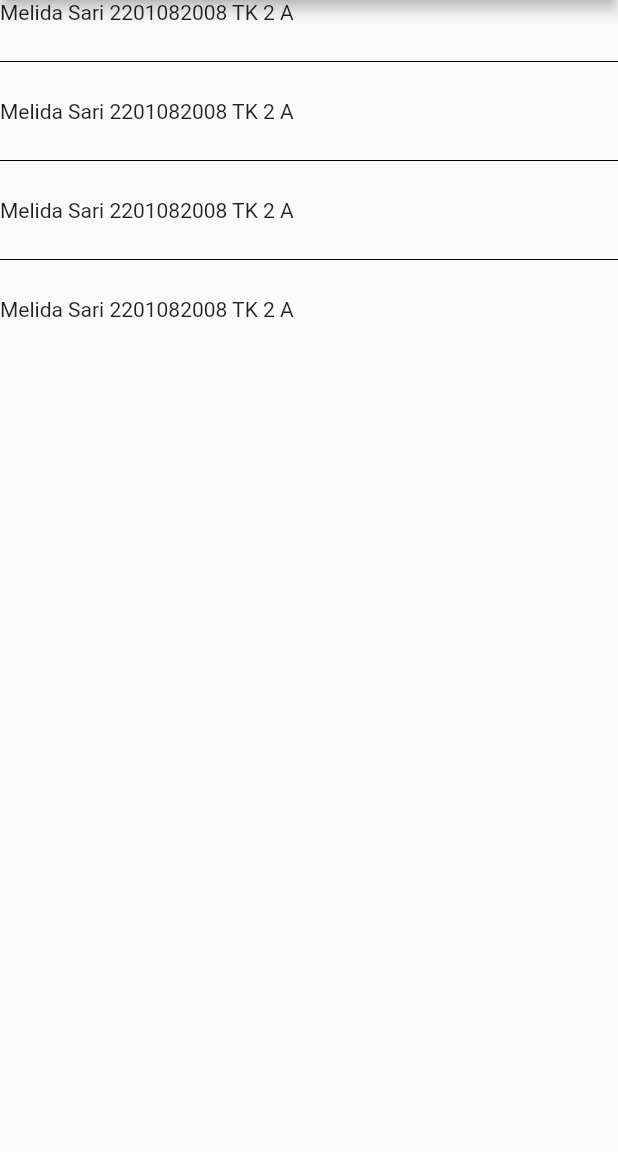
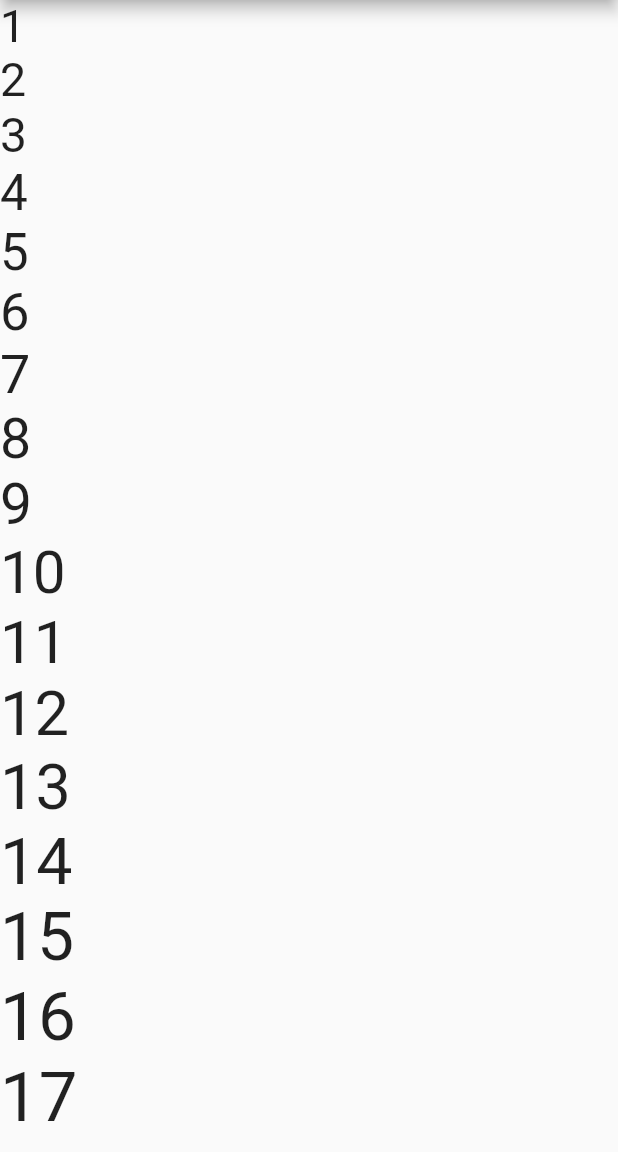
Before and after one commit to Melidasari/Pemograman_Flutter, a Flutter app: the screen it shows after launch, on a phone screen of 412 x 824 dp, the part 84-1236 px from its top. Run offline on Flutter 3.47's test engine with Material 2 defaults, Android fonts, the phone set to English and light mode, and no system bars.

Commit message:
Update main.dart FLUTTER 07 List View

```diff
--- a/list_view/lib/main.dart
+++ b/list_view/lib/main.dart
@@ -6,6 +6,16 @@ void main() {
 
 class MyApp extends StatelessWidget {
   List<Color> myColor = [Colors.red, Colors.yellow, Colors.green, Colors.grey];
+
+  final List<Widget> mylist = List.generate(
+    100,
+    (index) => Text(
+      "${index + 1}",
+      style: TextStyle(
+        fontSize: 30 + double.parse(index.toString()),
+      ),
+    ),
+  );
   @override
   Widget build(BuildContext context) {
     return MaterialApp(
@@ -13,17 +23,8 @@ class MyApp extends StatelessWidget {
         appBar: AppBar(
           title: Text("List View"),
         ),
-        body: ListView.separated(
-          separatorBuilder: (context, index) {
-            return Divider(
-              height: 50,
-              color: Colors.black,
-            );
-          },
-          itemCount: myColor.length,
-          itemBuilder: (context, index) {
-            return Text("Melida Sari 2201082008 TK 2 A");
-          },
+        body: ListView(
+          children: mylist,
         ),
       ),
     );
```
